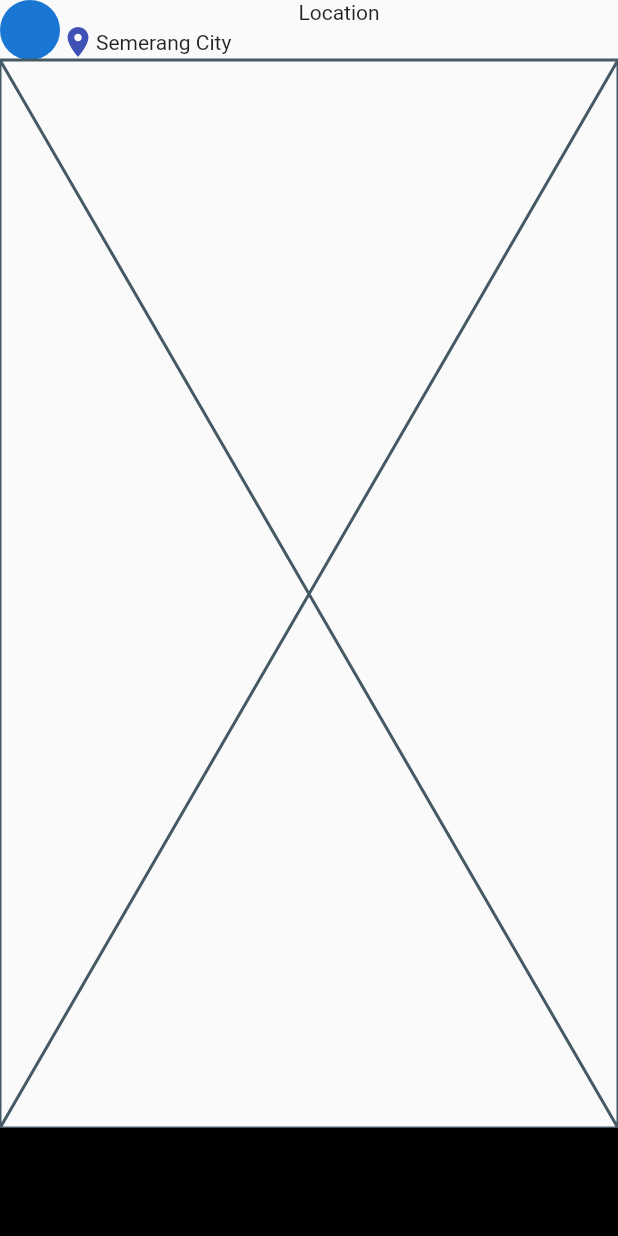
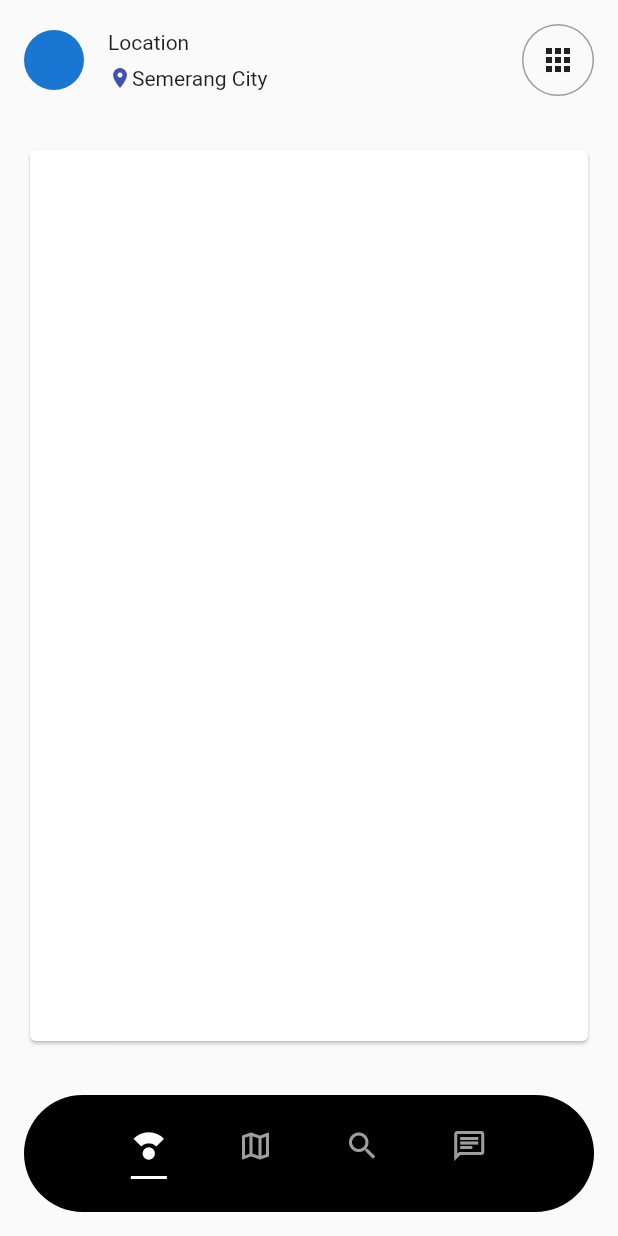
Before and after one commit to melikeecev/flutter_ui_practices, a Flutter app: the HousingHomePage screen opened directly, on a phone screen of 412 x 824 dp. Run offline on Flutter 3.47's test engine with Material 2 defaults, Android fonts, the phone set to English and light mode, and no system bars; our stand-ins replace badges, ionicons; network calls fail.

Commit message:
housing home page

```diff
--- a/lib/housing_app.dart/housing_home_page.dart
+++ b/lib/housing_app.dart/housing_home_page.dart
@@ -8,36 +8,181 @@ class HousingHomePage extends StatefulWidget {
 }
 
 class _HousingHomePageState extends State<HousingHomePage> {
+  PageController? _pageController;
+  @override
+  void initState() {
+    super.initState();
+    _pageController = PageController(
+      viewportFraction: 0.5,
+      initialPage: 0,
+    );
+  }
+
   @override
   Widget build(BuildContext context) {
     return Scaffold(
       body: SafeArea(
         child: Column(
           children: [
+            Padding(
+              padding: const EdgeInsets.all(16.0),
+              child: Row(
+                children: [
+                  const CircleAvatar(),
+                  Expanded(
+                    child: Padding(
+                      padding: const EdgeInsets.symmetric(horizontal: 16.0),
+                      child: Column(
+                        crossAxisAlignment: CrossAxisAlignment.start,
+                        children: [
+                          const Text('Location'),
+                          const SizedBox(
+                            height: 8,
+                          ),
                           Row(
-              children: [
-                CircleAvatar(),
-                Expanded(child: Column(
-                  children: [
-                    Text('Location'),
-                    Row(
-                      children: [
+                            children: const [
                               Icon(
                                 Icons.location_on,
                                 color: Colors.indigo,
+                                size: 16,
                               ),
                               Text('Semerang City'),
                             ],
                           ),
                         ],
-                ),),
+                      ),
+                    ),
+                  ),
+                  Container(
+                    height: 48,
+                    width: 48,
+                    decoration: BoxDecoration(
+                      border: Border.all(
+                        color: Colors.grey,
+                      ),
+                      shape: BoxShape.circle,
+                    ),
+                    child: const Center(
+                      child: Icon(
+                        Icons.apps,
+                      ),
+                    ),
+                  ),
                 ],
               ),
-            Expanded(child: Placeholder(),),
-            Container(
-              height: 72,
+            ),
+            Expanded(
+              child: Padding(
+                padding: const EdgeInsets.only(
+                  top: 16,
+                  left: 16,
+                  bottom: 16,
+                ),
+                child: PageView(
+                  children: const [
+                    Padding(
+                      padding: EdgeInsets.only(right: 16),
+                      child: Card(
+                        child: Center(),
+                      ),
+                    ),
+                    Card(
+                      child: Center(),
+                    ),
+                  ],
+                ),
+              ),
+            ),
+            Padding(
+              padding: const EdgeInsets.all(16.0),
+              child: Container(
+                height: 78,
                 decoration: BoxDecoration(
                   color: Colors.black,
+                  borderRadius: BorderRadius.circular(48),
+                ),
+                padding: EdgeInsets.symmetric(horizontal: 24),
+                child: Row(
+                  mainAxisAlignment: MainAxisAlignment.spaceEvenly,
+                  children: [
+                    Column(
+                      mainAxisAlignment: MainAxisAlignment.center,
+                      children: [
+                        Icon(
+                          Icons.compass_calibration,
+                          color: Colors.white,
+                        ),
+                        SizedBox(
+                          height: 8,
+                        ),
+                        Container(
+                          height: 2,
+                          width: 24,
+                          decoration: BoxDecoration(
+                            color: Colors.white,
+                          ),
+                        ),
+                      ],
+                    ),
+                    Column(
+                      mainAxisAlignment: MainAxisAlignment.center,
+                      children: [
+                        Icon(
+                          Icons.map_outlined,
+                          color: Colors.grey,
+                        ),
+                        SizedBox(
+                          height: 8,
+                        ),
+                        Container(
+                          height: 2,
+                          width: 24,
+                          decoration: BoxDecoration(
+                            color: Colors.transparent,
+                          ),
+                        ),
+                      ],
+                    ),
+                    Column(
+                      mainAxisAlignment: MainAxisAlignment.center,
+                      children: [
+                        Icon(
+                          Icons.search,
+                          color: Colors.grey,
+                        ),
+                        SizedBox(
+                          height: 8,
+                        ),
+                        Container(
+                          height: 2,
+                          width: 24,
+                          decoration: BoxDecoration(
+                            color: Colors.transparent,
+                          ),
+                        ),
+                      ],
+                    ),
+                    Column(
+                      mainAxisAlignment: MainAxisAlignment.center,
+                      children: [
+                        Icon(
+                          Icons.chat_outlined,
+                          color: Colors.grey,
+                        ),
+                        SizedBox(
+                          height: 8,
+                        ),
+                        Container(
+                          height: 2,
+                          width: 24,
+                          decoration: BoxDecoration(
+                            color: Colors.transparent,
+                          ),
+                        ),
+                      ],
+                    ),
+                  ],
+                ),
               ),
             ),
           ],
@@ -46,4 +191,3 @@ class _HousingHomePageState extends State<HousingHomePage> {
     );
   }
 }
-//6.39
```
Lines whose indentation alone changed are shown as unchanged.
